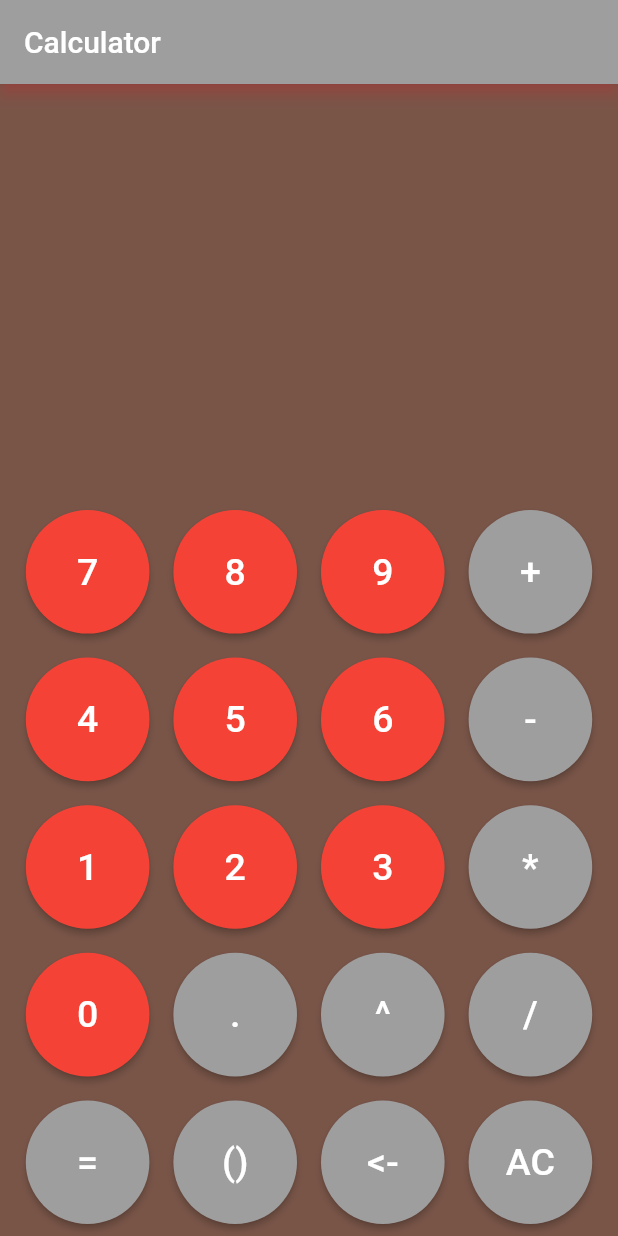
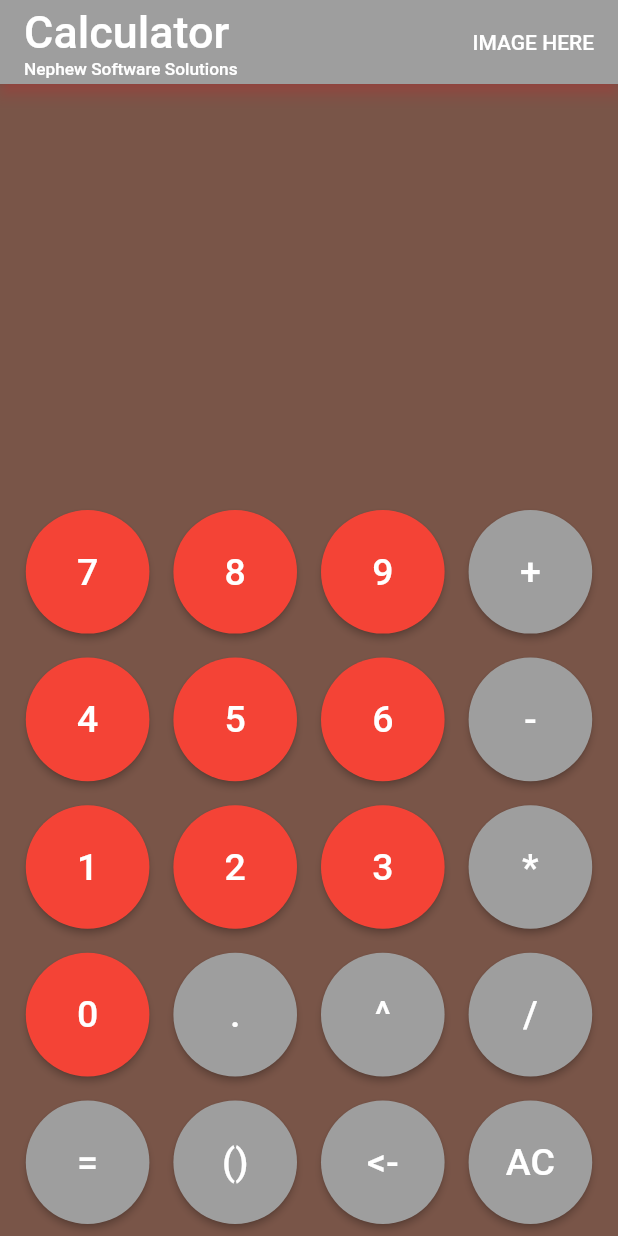
Before and after one commit to EthanNValencia/calculator, a Flutter app: the screen it shows after launch, on a phone screen of 412 x 824 dp. Run offline on Flutter 3.47's test engine with Material 2 defaults, Android fonts, the phone set to English and light mode, and no system bars; missing offline and left inert: function_tree.

Commit message:
Adjusting the app bar.

```diff
--- /dev/null
+++ b/lib/header.dart
@@ -0,0 +1,38 @@
+import 'package:flutter/material.dart';
+
+class Header extends StatelessWidget {
+  const Header({Key? key}) : super(key: key);
+
+  @override
+  Widget build(BuildContext context) {
+    return Row(
+      mainAxisAlignment: MainAxisAlignment.spaceBetween,
+      children: [
+        Column(
+          mainAxisAlignment: MainAxisAlignment.start,
+          crossAxisAlignment: CrossAxisAlignment.start,
+          children: const [
+            Align(
+              // alignment: Alignment.topLeft,
+              child: Text(
+                'Calculator',
+                style: TextStyle(fontSize: 30),
+              ),
+            ),
+            Align(
+              // alignment: Alignment.bottomLeft,
+              child: Text(
+                'Nephew Software Solutions',
+                style: TextStyle(fontSize: 11.5),
+              ),
+            ),
+          ],
+        ),
+        const Text(
+          'IMAGE HERE',
+          style: TextStyle(fontSize: 14),
+        ),
+      ],
+    );
+  }
+}
--- a/lib/main.dart
+++ b/lib/main.dart
@@ -4,6 +4,7 @@ import 'package:flutter/material.dart';
 import 'package:function_tree/function_tree.dart';
 import 'display.dart';
 import 'buttonpanel.dart';
+import 'header.dart';
 
 void main() => runApp(MyApp());
 
@@ -36,18 +37,18 @@ class _MyAppState extends State<MyApp> {
   }
 
   String _finishParenthesis() {
-    if(_recentParenthesis == '('){
+    if (_recentParenthesis == '(') {
       return ')';
     }
     return '';
   }
 
-  String _fixEquation(String equation){
+  String _fixEquation(String equation) {
     String result = equation;
     RegExp reg = RegExp(r'[0-9]+[(]');
     Iterable<RegExpMatch> allMatches = reg.allMatches(result);
-  if(allMatches.isNotEmpty) {
-    for(int i = 0; i < allMatches.length; i++) {
+    if (allMatches.isNotEmpty) {
+      for (int i = 0; i < allMatches.length; i++) {
         RegExpMatch match = allMatches.elementAt(i);
         String matchString = match.group(0).toString();
         matchString = matchString.replaceAll("(", "*(");
@@ -69,9 +70,9 @@ class _MyAppState extends State<MyApp> {
       if (_text.isNotEmpty) {
         var newString = _text.substring(_text.length - 1);
         print(newString);
-        if(newString == '('){
+        if (newString == '(') {
           _recentParenthesis = ')';
-        } else if (newString == ')'){
+        } else if (newString == ')') {
           _recentParenthesis = '(';
         }
         _text = _text.substring(0, _text.length - 1);
@@ -79,7 +80,7 @@ class _MyAppState extends State<MyApp> {
     });
   }
 
-  void _parenthesis(){
+  void _parenthesis() {
     setState(() {
       if (_recentParenthesis == ('(')) {
         _text = _text + ')';
@@ -91,33 +92,12 @@ class _MyAppState extends State<MyApp> {
     });
   }
 
-  /*
-  7 8 9 +
-  4 5 6 -
-  1 2 3 *
-  0 . = /
-  */
   final List<List<String>> _buttons = const [
-    ['7',
-    '8',
-    '9',
-    '+'],
-    ['4',
-    '5',
-    '6',
-    '-'],
-    ['1',
-    '2',
-    '3',
-    '*'],
-    ['0',
-    '.',
-    '^',
-    '/'],
-    ['=',
-    '()',
-    '<-',
-    'AC'],
+    ['7', '8', '9', '+'],
+    ['4', '5', '6', '-'],
+    ['1', '2', '3', '*'],
+    ['0', '.', '^', '/'],
+    ['=', '()', '<-', 'AC'],
   ];
 
   @override
@@ -125,7 +105,8 @@ class _MyAppState extends State<MyApp> {
     return MaterialApp(
       home: Scaffold(
         appBar: AppBar(
-          title: Text('Calculator'),
+          title: Header(),
+          // title: Image.asset('images/test1.png', fit: BoxFit.cover),
           backgroundColor: Colors.grey,
           shadowColor: Colors.redAccent,
         ),
@@ -134,8 +115,16 @@ class _MyAppState extends State<MyApp> {
             children: [
               Display(_text),
               Display(_previousText),
-              Expanded(child:Container()),
-              ButtonPanel(displayText: _text, equals: _equalsButton, clear: _resetDisplay, clickButton: _clickButton, buttons: _buttons, remove: _remove, parenthesis: _parenthesis,),
+              Expanded(child: Container()),
+              ButtonPanel(
+                displayText: _text,
+                equals: _equalsButton,
+                clear: _resetDisplay,
+                clickButton: _clickButton,
+                buttons: _buttons,
+                remove: _remove,
+                parenthesis: _parenthesis,
+              ),
             ],
           ),
         ),
--- a/pubspec.yaml
+++ b/pubspec.yaml
@@ -60,8 +60,8 @@ flutter:
   uses-material-design: true
 
   # To add assets to your application, add an assets section, like this:
-  # assets:
-  #   - images/a_dot_burr.jpeg
+  assets:
+     - images/
   #   - images/a_dot_ham.jpeg
 
   # An image asset can refer to one or more resolution-specific "variants", see
```
Also changed, not shown: images/test1.png (added). Lines whose indentation alone changed are shown as unchanged.
